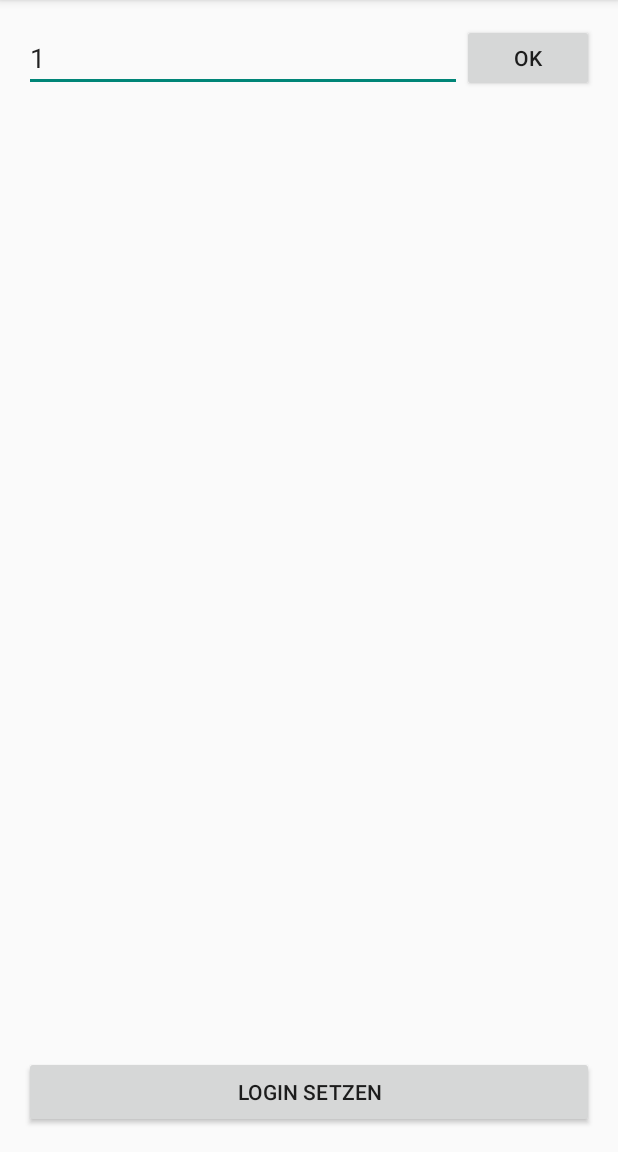
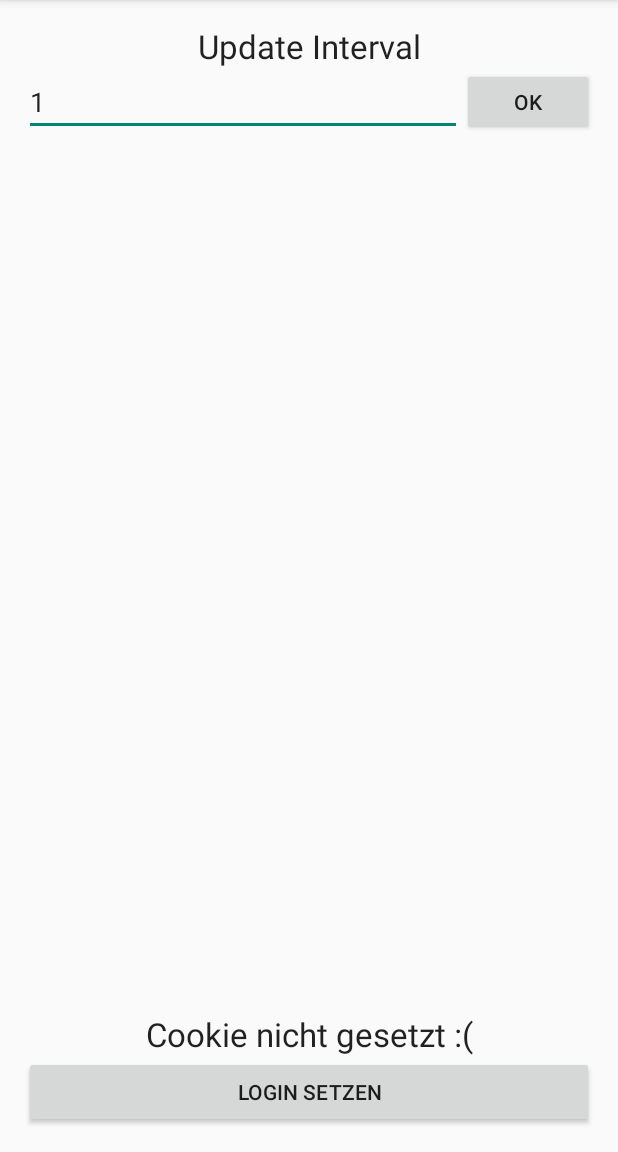
Before and after one commit to X39/Pr0Notify, an Android app: the screen it shows after launch (MainActivity), on a phone screen of 412 x 824 dp, the part 84-1236 px from its top. Run offline under Robolectric (Android 15) with nearby library versions, the phone set to English and light mode, and no system bars.

Commit message:
Updated implementation

```diff
--- a/pr0notify/app/src/main/java/x39/pr0notify/MainActivity.java
+++ b/pr0notify/app/src/main/java/x39/pr0notify/MainActivity.java
@@ -15,6 +15,7 @@ import android.view.MenuItem;
 import android.view.View;
 import android.widget.Button;
 import android.widget.EditText;
+import android.widget.TextView;
 import android.widget.Toast;
 
 /**
@@ -44,8 +45,8 @@ public class MainActivity extends ActionBarActivity {
 
         //Start alarm for background polling
         alarmMgr = (AlarmManager)context.getSystemService(Context.ALARM_SERVICE);
-        pr0poller = PendingIntent.getBroadcast(context, 0, new Intent(context, Pr0Poller.class).setAction("ALARM"), 0);
-        alarmMgr.setRepeating(AlarmManager.ELAPSED_REALTIME, SystemClock.elapsedRealtime() + 3000, updateInterval * 1000, pr0poller);
+        pr0poller = PendingIntent.getBroadcast(context, 0, new Intent(context, MyReceiver.class).setAction("ALARM"), PendingIntent.FLAG_UPDATE_CURRENT);
+        alarmMgr.setRepeating(AlarmManager.ELAPSED_REALTIME, 0, updateInterval * 60 * 1000, pr0poller);
     }
 
     /**
@@ -65,9 +66,15 @@ public class MainActivity extends ActionBarActivity {
     protected void onCreate(Bundle savedInstanceState) {
         super.onCreate(savedInstanceState);
         setContentView(R.layout.activity_main);
+        SharedPreferences prefs = context.getSharedPreferences(context.getString(R.string.preference_file_ley), Context.MODE_PRIVATE);
         EditText editText = (EditText) findViewById(R.id.tb_UpdateInterval);
-        editText.setText("1");
-
+        int updateInterval = prefs.getInt(getString(R.string.prefs_updateInterval), 1);
+        editText.setText(updateInterval + "");
+        String cookie = prefs.getString(getString(R.string.prefs_loginCookie), "");
+        TextView cookieTextView = (TextView) findViewById(R.id.label_cookie);
+        cookieTextView.setText(cookie.isEmpty() ? "Cookie nicht gesetzt :(" : "Cookie ist gesetzt :)");
+        StrictMode.ThreadPolicy policy = new StrictMode.ThreadPolicy.Builder().permitAll().build();
+        StrictMode.setThreadPolicy(policy);
     }
 
     @Override
@@ -113,7 +120,11 @@ public class MainActivity extends ActionBarActivity {
         editor.putInt(getString(R.string.prefs_updateInterval), interval);
         editor.commit();
         if(!prefs.getString(getString(R.string.prefs_loginCookie), "").isEmpty())
-            runAlarm(this.context);
+        {
+            Intent i = new Intent(this, Pr0Poller.class);
+            i.setAction("runAlarm");
+            startService(i);
+        }
     }
     public void onClick_btn_setLogin(View view)
     {
@@ -139,7 +150,13 @@ public class MainActivity extends ActionBarActivity {
                 if(Pr0Poller.doLogin(context, username, password))
                 {
                     Toast.makeText(getApplicationContext(), "Login Erfolgreich :)", Toast.LENGTH_LONG).show();
-                    runAlarm(context);
+                    SharedPreferences prefs = context.getSharedPreferences(context.getString(R.string.preference_file_ley), Context.MODE_PRIVATE);
+                    String cookie = prefs.getString(getString(R.string.prefs_loginCookie), "");
+                    TextView cookieTextView = (TextView) findViewById(R.id.label_cookie);
+                    cookieTextView.setText(cookie.isEmpty() ? "Cookie nicht gesetzt :(" : "Cookie ist gesetzt :)");
+                    Intent i = new Intent(context, Pr0Poller.class);
+                    i.setAction("runAlarm");
+                    startService(i);
                     dialog.dismiss();
                 }
                 else
--- a/pr0notify/app/src/main/res/layout/activity_main.xml
+++ b/pr0notify/app/src/main/res/layout/activity_main.xml
@@ -11,14 +11,13 @@
         android:layout_width="wrap_content"
         android:layout_height="wrap_content"
         android:inputType="number"
-        android:ems="10"
+        android:ems="40"
         android:id="@+id/tb_UpdateInterval"
+        android:layout_below="@+id/textView"
         android:layout_alignParentLeft="true"
         android:layout_alignParentStart="true"
-        android:hint="Update Interval"
         android:layout_toLeftOf="@+id/btn_setUpdateInterval"
-        android:layout_toStartOf="@+id/btn_setUpdateInterval"
-        android:layout_alignParentTop="true" />
+        android:layout_toStartOf="@+id/btn_setUpdateInterval" />
 
     <Button
         android:layout_width="wrap_content"
@@ -28,8 +27,8 @@
         android:layout_alignBottom="@+id/tb_UpdateInterval"
         android:layout_alignParentRight="true"
         android:layout_alignParentEnd="true"
-        android:layout_alignParentTop="true"
-        android:onClick="onClick_btn_updateInterval" />
+        android:onClick="onClick_btn_updateInterval"
+        android:layout_alignTop="@+id/tb_UpdateInterval" />
 
     <Button
         android:layout_width="wrap_content"
@@ -43,4 +42,31 @@
         android:layout_alignParentEnd="true"
         android:onClick="onClick_btn_setLogin" />
 
+    <TextView
+        android:layout_width="wrap_content"
+        android:layout_height="wrap_content"
+        android:textAppearance="?android:attr/textAppearanceLarge"
+        android:text="Update Interval"
+        android:id="@+id/textView"
+        android:layout_alignParentTop="true"
+        android:layout_alignParentLeft="true"
+        android:layout_alignParentStart="true"
+        android:layout_alignRight="@+id/btn_setUpdateInterval"
+        android:layout_alignEnd="@+id/btn_setUpdateInterval"
+        android:gravity="center" />
+
+    <TextView
+        android:layout_width="wrap_content"
+        android:layout_height="wrap_content"
+        android:textAppearance="?android:attr/textAppearanceLarge"
+        android:text="NA"
+        android:id="@+id/label_cookie"
+        android:layout_above="@+id/btn_setLogin"
+        android:layout_alignParentLeft="true"
+        android:layout_alignParentStart="true"
+        android:layout_toStartOf="@+id/btn_setUpdateInterval"
+        android:gravity="center"
+        android:layout_alignRight="@+id/btn_setLogin"
+        android:layout_alignEnd="@+id/btn_setLogin" />
+
 </RelativeLayout>
```
Also changed, not shown: pr0notify/app/src/main/AndroidManifest.xml (+5 -7 lines), pr0notify/app/src/main/java/x39/pr0notify/BootReceiver.java (deleted, +0 -22 lines), pr0notify/app/src/main/java/x39/pr0notify/MyReceiver.java (added, +30 -0 lines), pr0notify/app/src/main/java/x39/pr0notify/Pr0Poller.java (+37 -28 lines), pr0notify/app/src/main/res/raw/logo.png (added).
